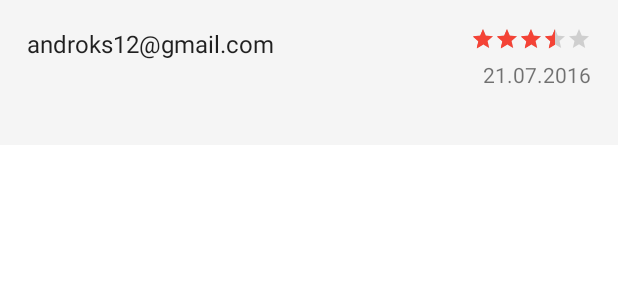
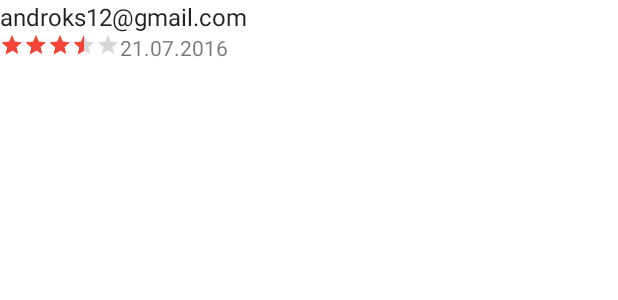
Before and after one commit to androks/simplywash, an Android app: the layout review_item.xml on its own in the app's theme, with its tools: preview values and no code run, on a phone screen of 412 x 824 dp. Shown: the top 300 px of the screen. Run offline under Robolectric (Android 15) with nearby library versions, the phone set to English and light mode, and no system bars.

Commit message:
Added review highlights to details of wash

```diff
--- a/app/src/main/res/layout/fragment_prices.xml
+++ b/app/src/main/res/layout/fragment_prices.xml
@@ -2,7 +2,7 @@
 <RelativeLayout xmlns:android="http://schemas.android.com/apk/res/android"
     android:layout_width="match_parent"
     android:layout_height="wrap_content"
-    android:padding="16dp"
+    android:padding="24dp"
     xmlns:tools="http://schemas.android.com/tools">
 
     <GridLayout
--- a/app/src/main/res/layout/review_item.xml
+++ b/app/src/main/res/layout/review_item.xml
@@ -3,42 +3,42 @@
     xmlns:tools="http://schemas.android.com/tools"
     android:layout_width="match_parent"
     android:layout_height="wrap_content"
-    android:padding="18dp"
-    android:background="#f5f5f5"
     android:orientation="vertical">
+
+    <TextView
+        android:id="@+id/email"
+        style="?attr/textAppearanceListItem"
+        android:layout_width="match_parent"
+        android:layout_height="wrap_content"
+        tools:text="androks12@gmail.com" />
 
     <LinearLayout
         android:layout_width="match_parent"
         android:layout_height="wrap_content"
         android:orientation="horizontal">
 
-        <TextView
-            android:id="@+id/email"
-            style="?attr/textAppearanceListItem"
-            android:layout_width="0dp"
-            android:layout_height="wrap_content"
-            android:layout_weight="1"
-            tools:text="androks12@gmail.com" />
-
         <RatingBar
-            android:id="@+id/review_rate"
-            style="@style/Widget.AppCompat.RatingBar.Small"
+            android:id="@+id/rate"
+            style="@style/Base.Widget.AppCompat.RatingBar.Small"
             android:layout_width="wrap_content"
             android:layout_height="wrap_content"
             android:isIndicator = "true"
             tools:numStars="5"
             tools:rating="3.5" />
+
+        <TextView
+            android:id="@+id/date"
+            android:layout_width="wrap_content"
+            android:layout_height="wrap_content"
+            android:gravity="end"
+            tools:text="21.07.2016" />
     </LinearLayout>
 
-    <TextView
-        android:id="@+id/date"
-        android:layout_width="match_parent"
-        android:layout_height="wrap_content"
-        android:gravity="end"
-        tools:text="21.07.2016" />
+
 
     <TextView
         android:id="@+id/text"
         android:layout_width="match_parent"
-        android:layout_height="wrap_content" />
+        android:layout_height="wrap_content"
+        android:layout_marginBottom="24dp"/>
 </LinearLayout>
--- a/app/src/main/res/values/strings.xml
+++ b/app/src/main/res/values/strings.xml
@@ -37,6 +37,7 @@
     <string name="add">Add</string>
     <string name="list_has_no_items">The list has no items yet</string>
     <string name="price_list">Price list</string>
+    <string name="reviews">Reviews</string>
 
 
 </resources>
```
Also changed, not shown: app/src/main/java/androks/simplywash/Activities/WasherDetailsActivity.java (+53 -19 lines), app/src/main/res/layout/content_washer_details.xml (+41 -27 lines).
